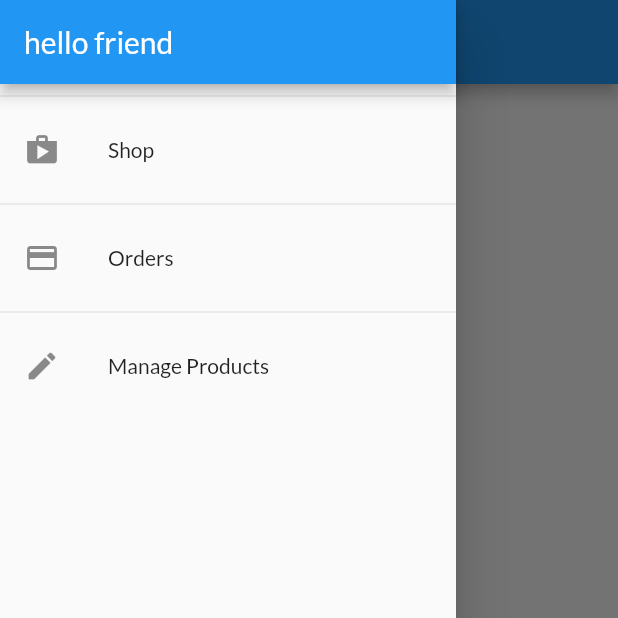
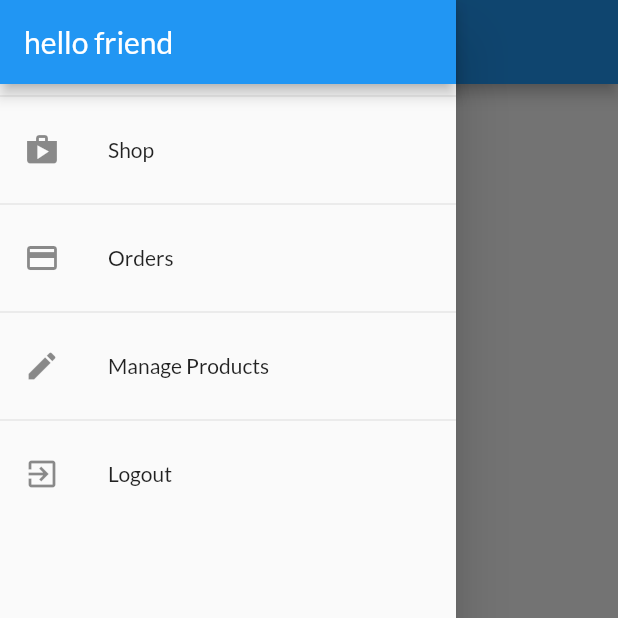
Before and after one commit to andremw96/simple-shop-app, a Flutter app: the OrdersScreen screen opened by its route, with the side drawer open, on a phone screen of 412 x 824 dp, the top half of it. Run offline on Flutter 3.47's test engine with Material 2 defaults, Android fonts, the phone set to English and light mode, and no system bars; network calls fail.

Commit message:
add logout

```diff
--- a/lib/main.dart
+++ b/lib/main.dart
@@ -41,9 +41,10 @@ class MyApp extends StatelessWidget {
         ChangeNotifierProxyProvider<Auth, Order>(
           update: (context, auth, previousOrder) => Order(
             auth.token == null ? "" : auth.token!,
+            auth.userId == null ? "" : auth.userId!,
             previousOrder == null ? [] : previousOrder.orders,
           ),
-          create: (context) => Order("", []),
+          create: (context) => Order("", "", []),
         ),
       ],
       child: Consumer<Auth>(
--- a/lib/providers/orders.dart
+++ b/lib/providers/orders.dart
@@ -26,11 +26,12 @@ class Order with ChangeNotifier {
   }
 
   String authToken;
-  Order(this.authToken, this._orders);
+  String userId;
+  Order(this.authToken, this.userId, this._orders);
 
   Future<void> fetchAndSetOrders() async {
     final _url = Uri.parse(
-      "https://simple-shop-app-48eff-default-rtdb.asia-southeast1.firebasedatabase.app/orders.json?auth=$authToken",
+      "https://simple-shop-app-48eff-default-rtdb.asia-southeast1.firebasedatabase.app/orders/$userId.json?auth=$authToken",
     );
     final respons = await http.get(_url);
     final List<OrderItem> loadedOrders = [];
@@ -63,7 +64,7 @@ class Order with ChangeNotifier {
 
   Future<void> addOrder(List<CartItem> cartProducts, double total) async {
     final _url = Uri.parse(
-      "https://simple-shop-app-48eff-default-rtdb.asia-southeast1.firebasedatabase.app/orders.json?auth=$authToken",
+      "https://simple-shop-app-48eff-default-rtdb.asia-southeast1.firebasedatabase.app/orders/$userId.json?auth=$authToken",
     );
     final timestamp = DateTime.now();
     final response = await http.post(
--- a/lib/widgets/app_drawer.dart
+++ b/lib/widgets/app_drawer.dart
@@ -1,6 +1,8 @@
 import 'package:flutter/material.dart';
 import 'package:flutter/src/foundation/key.dart';
 import 'package:flutter/src/widgets/framework.dart';
+import 'package:provider/provider.dart';
+import 'package:shop_app/providers/auth.dart';
 import 'package:shop_app/screens/orders_screen.dart';
 import 'package:shop_app/screens/user_products_screen.dart';
 
@@ -42,6 +44,15 @@ class AppDrawer extends StatelessWidget {
                   .pushReplacementNamed(UserProductsScreen.routeName);
             },
           ),
+          const Divider(),
+          ListTile(
+            leading: Icon(Icons.exit_to_app),
+            title: Text("Logout"),
+            onTap: () {
+              Navigator.of(context).pop();
+              Provider.of<Auth>(context, listen: false).logout();
+            },
+          ),
         ],
       ),
     );
```
Also changed, not shown: lib/providers/auth.dart (+7 -0 lines).
